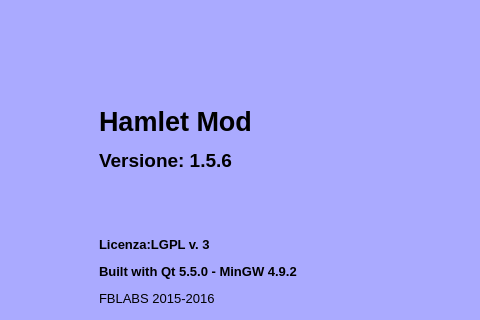
Old version of the form mainwindow.ui in the repository fblabs/hamlet-mod-sancon; both pictures show x 244 to 724 and y 96 to 416 of the 979 by 768 pixel window.
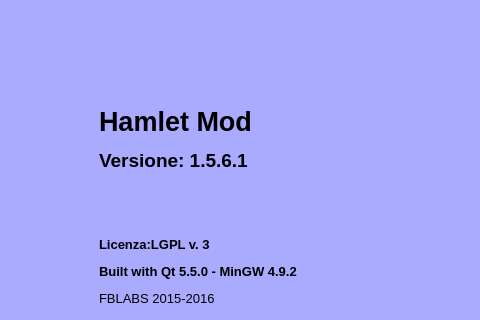
New version of the form. Icons and pictures are not drawn.

```diff
--- a/mainwindow.ui
+++ b/mainwindow.ui
@@ -523,7 +523,7 @@
       <item>
        <widget class="QLabel" name="label_2">
         <property name="text">
-         <string>&lt;html&gt;&lt;head/&gt;&lt;body&gt;&lt;p&gt;&lt;span style=&quot; font-size:20pt; font-weight:600;&quot;&gt;Hamlet Mod&lt;/span&gt;&lt;/p&gt;&lt;p&gt;&lt;span style=&quot; font-size:14pt; font-weight:600;&quot;&gt;Versione: 1.5.6&lt;/span&gt;&lt;br/&gt;&lt;/p&gt;&lt;p&gt;&lt;br/&gt;&lt;/p&gt;&lt;p&gt;&lt;span style=&quot; font-size:10pt; font-weight:600;&quot;&gt;Licenza:LGPL v. 3&lt;/span&gt;&lt;/p&gt;&lt;p&gt;&lt;span style=&quot; font-size:10pt; font-weight:600;&quot;&gt;Built with Qt 5.5.0 - MinGW 4.9.2&lt;/span&gt;&lt;/p&gt;&lt;p&gt;&lt;span style=&quot; font-size:10pt;&quot;&gt;FBLABS 2015-2016&lt;/span&gt;&lt;/p&gt;&lt;/body&gt;&lt;/html&gt;</string>
+         <string>&lt;html&gt;&lt;head/&gt;&lt;body&gt;&lt;p&gt;&lt;span style=&quot; font-size:20pt; font-weight:600;&quot;&gt;Hamlet Mod&lt;/span&gt;&lt;/p&gt;&lt;p&gt;&lt;span style=&quot; font-size:14pt; font-weight:600;&quot;&gt;Versione: 1.5.6.1&lt;/span&gt;&lt;br/&gt;&lt;/p&gt;&lt;p&gt;&lt;br/&gt;&lt;/p&gt;&lt;p&gt;&lt;span style=&quot; font-size:10pt; font-weight:600;&quot;&gt;Licenza:LGPL v. 3&lt;/span&gt;&lt;/p&gt;&lt;p&gt;&lt;span style=&quot; font-size:10pt; font-weight:600;&quot;&gt;Built with Qt 5.5.0 - MinGW 4.9.2&lt;/span&gt;&lt;/p&gt;&lt;p&gt;&lt;span style=&quot; font-size:10pt;&quot;&gt;FBLABS 2015-2016&lt;/span&gt;&lt;/p&gt;&lt;/body&gt;&lt;/html&gt;</string>
         </property>
         <property name="scaledContents">
          <bool>false</bool>
```
Left out of the diff: 2 changed lines with no effect on the pictures.
